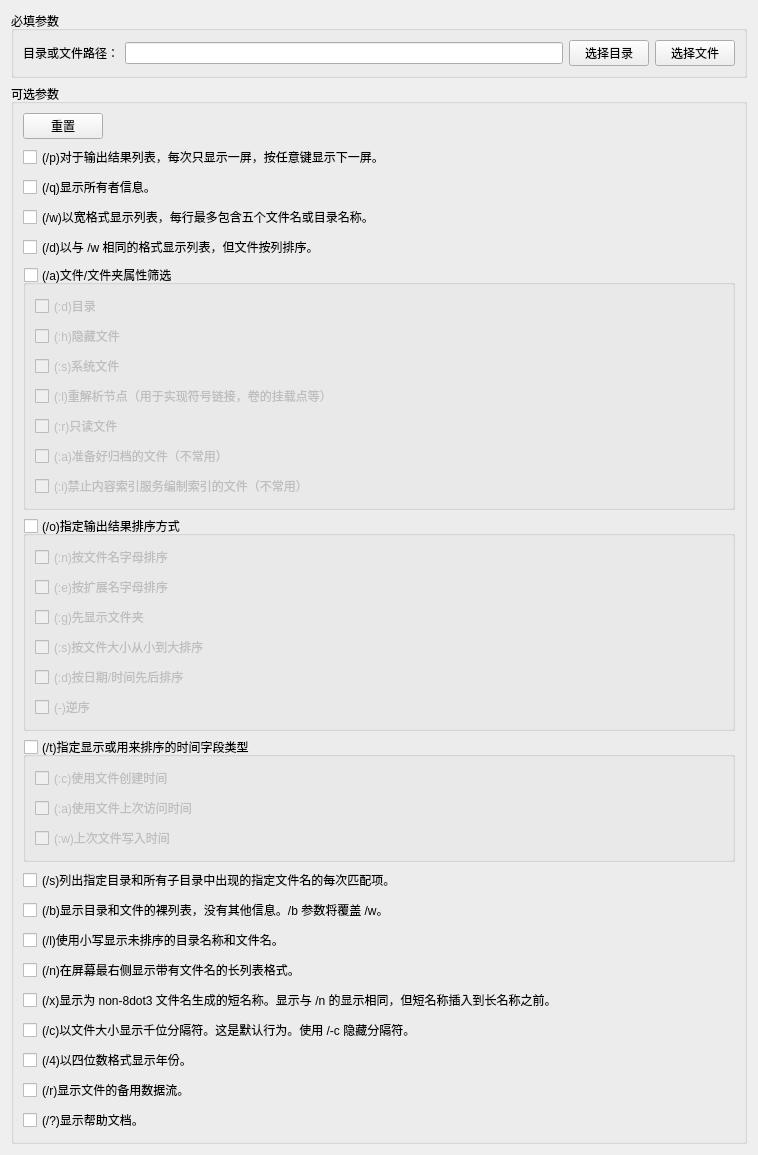
First picture: the form in src/EasyCmd/Commands/dir/DirCmdEditor.ui, repository doasyourself/EasyCmd, before the edit.
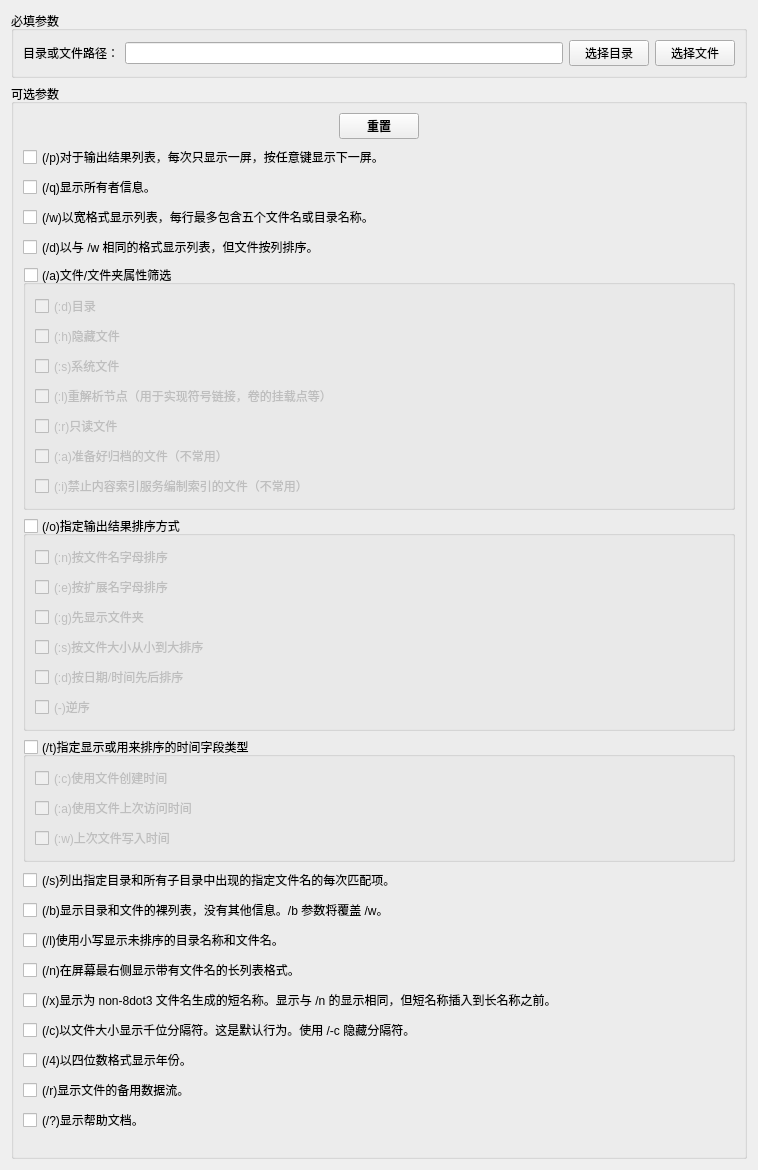
Second picture: the form after the edit.

```diff
--- a/src/EasyCmd/Commands/dir/DirCmdEditor.ui
+++ b/src/EasyCmd/Commands/dir/DirCmdEditor.ui
@@ -7,7 +7,7 @@
     <x>0</x>
     <y>0</y>
     <width>758</width>
-    <height>1137</height>
+    <height>1170</height>
    </rect>
   </property>
   <property name="windowTitle">
@@ -66,8 +66,27 @@
         <property name="topMargin">
          <number>0</number>
         </property>
+        <item>
+         <spacer name="horizontalSpacer">
+          <property name="orientation">
+           <enum>Qt::Horizontal</enum>
+          </property>
+          <property name="sizeHint" stdset="0">
+           <size>
+            <width>40</width>
+            <height>20</height>
+           </size>
+          </property>
+         </spacer>
+        </item>
         <item>
          <widget class="QPushButton" name="btn_resetOptions">
+          <property name="font">
+           <font>
+            <weight>75</weight>
+            <bold>true</bold>
+           </font>
+          </property>
           <property name="text">
            <string>重置</string>
           </property>
```
